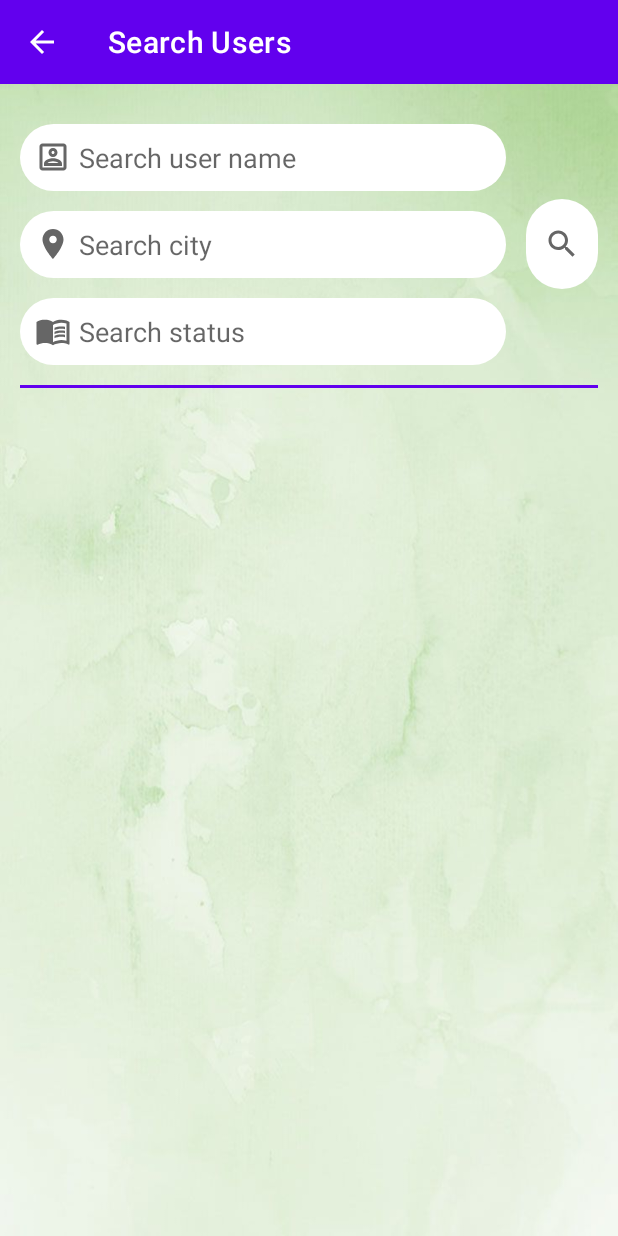
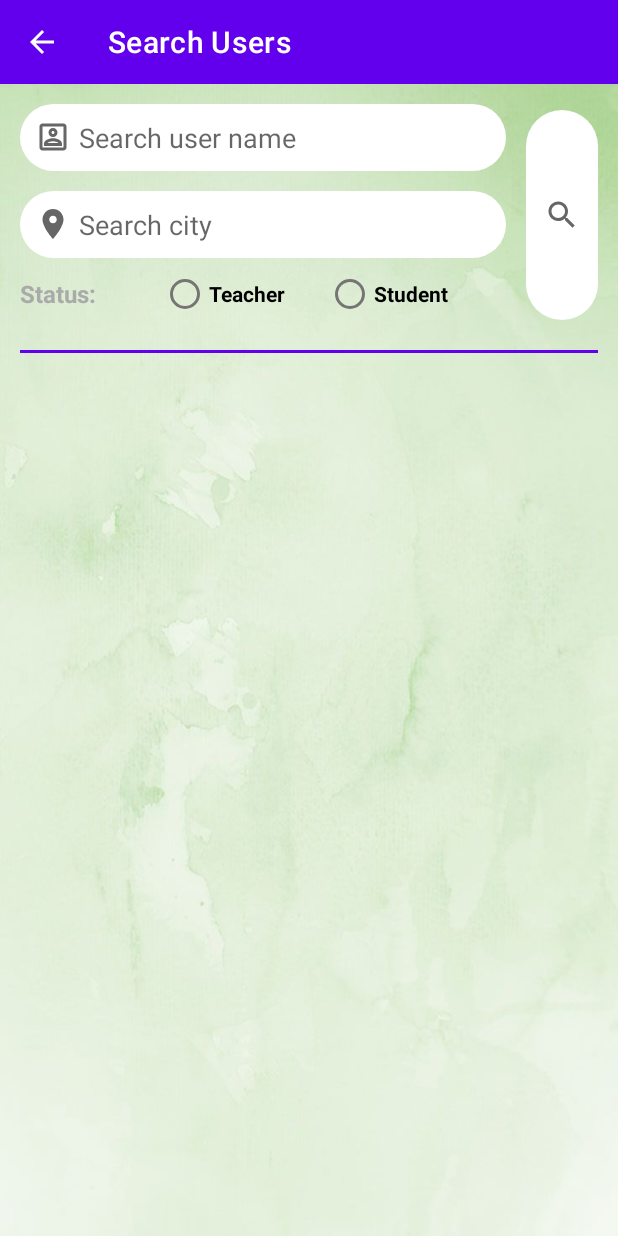
Before and after one commit to FlaviaFerranti7/SocialAd, an Android app: the FindUsersActivity screen opened directly, with no data from a screen before it, on a phone screen of 412 x 824 dp. Run offline under Robolectric (Android 15) with nearby library versions, the phone set to English and light mode, and no system bars; our stand-ins replace Firebase (no records; nobody signed in at launch, a user with empty details on screens opened directly).

Commit message:
unified search form

```diff
--- a/app/src/main/java/com/example/socialad/MainActivity.kt
+++ b/app/src/main/java/com/example/socialad/MainActivity.kt
@@ -11,6 +11,7 @@ import android.text.TextUtils
 import android.util.Log
 import android.view.MenuItem
 import android.view.View
+import android.view.WindowManager
 import android.widget.RadioButton
 import android.widget.Toast
 import androidx.annotation.RequiresApi
@@ -49,6 +50,7 @@ class MainActivity : AppCompatActivity() {
         setContentView(R.layout.activity_main)
 
         Utils.setupUI(main_layout,this);
+        window.setSoftInputMode(WindowManager.LayoutParams.SOFT_INPUT_STATE_HIDDEN);
 
         mAuth = FirebaseAuth.getInstance();
         currentUserId = mAuth.currentUser!!.uid;
@@ -134,7 +136,9 @@ class MainActivity : AppCompatActivity() {
 
             val city = find_post_city.text.toString()
             val content = find_post_content.text.toString()
-            SearchPost(tag, city, content);
+            if(!TextUtils.isEmpty(tag) || !TextUtils.isEmpty(city) || !TextUtils.isEmpty(content)) {
+                SearchPost(tag, city, content);
+            }
         }
 
     }
--- a/app/src/main/java/com/example/socialad/SettingsActivity.kt
+++ b/app/src/main/java/com/example/socialad/SettingsActivity.kt
@@ -11,6 +11,7 @@ import androidx.appcompat.app.AppCompatActivity
 import android.os.Bundle
 import android.text.TextUtils
 import android.util.Log
+import android.view.WindowManager
 import android.widget.RadioButton
 import android.widget.Toast
 import androidx.appcompat.widget.Toolbar
@@ -40,6 +41,7 @@ class SettingsActivity : AppCompatActivity() {
         setContentView(R.layout.activity_settings)
 
         Utils.setupUI(settings_layout,this);
+        window.setSoftInputMode(WindowManager.LayoutParams.SOFT_INPUT_STATE_HIDDEN);
 
         val mToolbar : Toolbar = settings_toolbar as Toolbar
         setSupportActionBar(mToolbar);
--- a/app/src/main/res/layout/activity_find_users.xml
+++ b/app/src/main/res/layout/activity_find_users.xml
@@ -34,14 +34,13 @@
                 android:layout_height="wrap_content"
                 android:layout_alignParentStart="true"
                 android:layout_marginLeft="@dimen/distance"
-                android:layout_marginTop="@dimen/distance"
                 android:background="@drawable/inputs"
+                android:drawablePadding="@dimen/box_border"
                 android:ems="10"
                 android:hint="Search user name"
                 android:inputType="textMultiLine"
                 android:padding="@dimen/text_field"
-                app:drawableLeftCompat="@drawable/user"
-                android:drawablePadding="@dimen/box_border"/>
+                app:drawableLeftCompat="@drawable/user" />
 
             <EditText
                 android:id="@+id/find_city"
@@ -57,30 +56,52 @@
                 app:drawableLeftCompat="@drawable/location"
                 android:drawablePadding="@dimen/box_border"/>
 
-            <EditText
-                android:id="@+id/find_status"
+            <LinearLayout
                 android:layout_width="match_parent"
-                android:layout_height="wrap_content"
-                android:layout_marginLeft="@dimen/distance"
-                android:layout_marginTop="@dimen/distance"
-                android:background="@drawable/inputs"
-                android:ems="10"
-                android:hint="Search status"
-                android:inputType="textMultiLine"
-                android:padding="@dimen/text_field"
-                app:drawableLeftCompat="@drawable/book"
-                android:drawablePadding="@dimen/box_border"/>
+                android:layout_height="wrap_content">
 
+                <TextView
+                    android:layout_width="wrap_content"
+                    android:layout_height="wrap_content"
+                    android:text="Status:"
+                    android:textColor="@android:color/darker_gray"
+                    android:textSize="@dimen/text"
+                    android:layout_gravity="center_vertical"
+                    android:layout_marginLeft="@dimen/distance"
+                    android:textStyle="bold"/>
+
+                <RadioGroup
+                    android:id="@+id/find_user_radiogroup"
+                    android:layout_width="match_parent"
+                    android:layout_height="wrap_content"
+                    android:orientation="horizontal"
+                    android:gravity="center"
+                    android:layout_marginLeft="@dimen/box_border">
+                    <RadioButton android:id="@+id/find_teacher"
+                        android:layout_width="wrap_content"
+                        android:layout_height="wrap_content"
+                        android:text="Teacher"
+                        android:textStyle="bold"
+                        android:layout_marginRight="@dimen/distance"/>
+                    <RadioButton android:id="@+id/find_student"
+                        android:layout_width="wrap_content"
+                        android:layout_height="wrap_content"
+                        android:text="Student"
+                        android:textStyle="bold"
+                        android:layout_marginLeft="@dimen/distance"/>
+                </RadioGroup>
+
+            </LinearLayout>
 
         </LinearLayout>
 
         <ImageButton
             android:id="@+id/find_btn"
             android:layout_width="@dimen/clickable_icon"
-            android:layout_height="@dimen/search_height"
+            android:layout_height="140dp"
             android:layout_gravity="center_vertical"
             android:layout_marginLeft="@dimen/distance"
-            android:layout_marginTop="@dimen/distance"
+            android:layout_marginTop="@dimen/box_border"
             android:layout_marginRight="@dimen/distance"
             android:background="@drawable/inputs"
             android:src="@drawable/search" />
```
Also changed, not shown: app/src/main/java/com/example/socialad/FindUsersActivity.kt (+7 -1 lines), app/src/main/java/com/example/socialad/MapsActivity.kt (+8 -8 lines), app/src/main/res/layout/activity_main.xml (+29 -30 lines).
